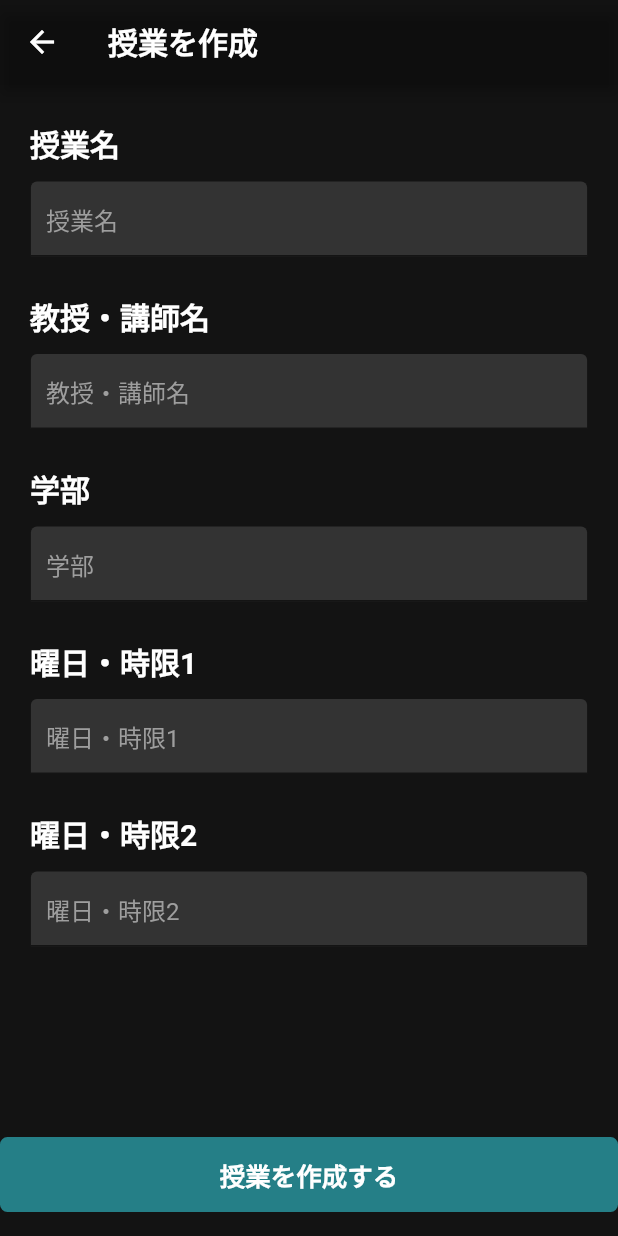
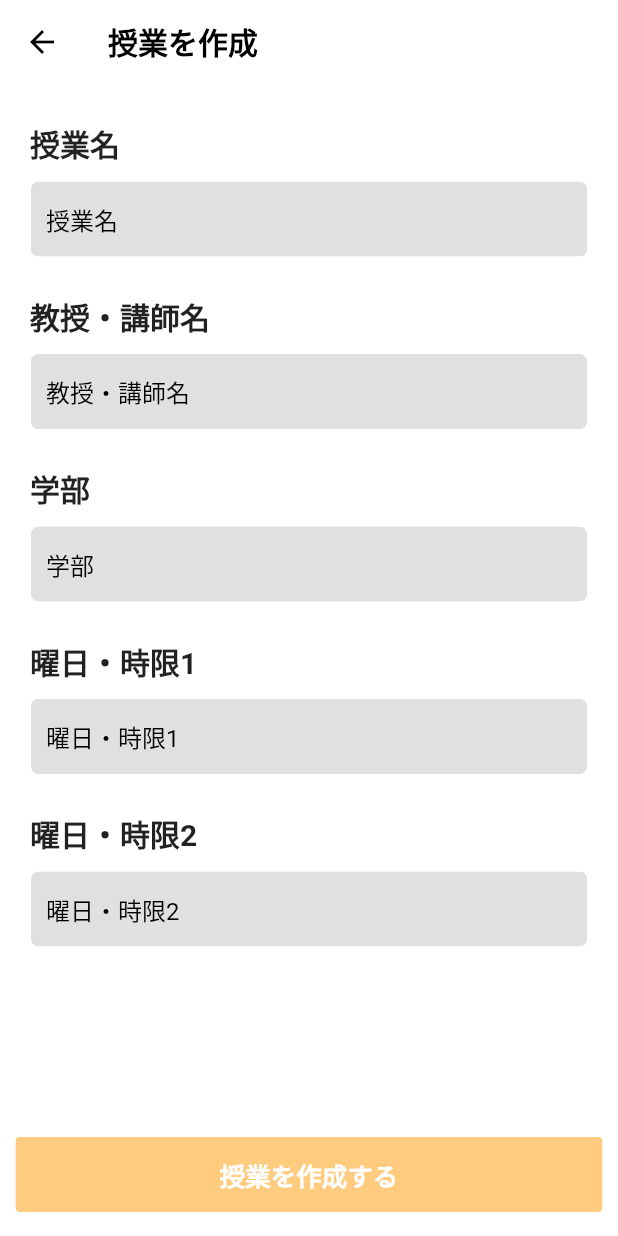
Before and after one commit to SeyaKen/JugyouRogu, a Flutter app: the MainPage screen opened directly, after a tap on the "add" icon, on a phone screen of 412 x 824 dp. Run offline on Flutter 3.47's test engine with Material 2 defaults, Android fonts, the phone set to English and light mode, and no system bars; our stand-ins replace cloud_firestore, firebase_auth, firebase_core, firebase_storage, font_awesome_flutter, google_mobile_ads and 3 more; accounts and stored records are empty; network calls fail.

Commit message:
first commit dehanaiyo

```diff
--- a/lib/ AddClass/add_class.dart
+++ b/lib/ AddClass/add_class.dart
@@ -34,18 +34,19 @@ class _AddClassState extends State<AddClass> {
   @override
   Widget build(BuildContext context) {
     return Scaffold(
-      backgroundColor: const Color(0xff131313),
       resizeToAvoidBottomInset: false,
+      backgroundColor: Colors.white,
       appBar: AppBar(
         iconTheme: const IconThemeData(
-          color: Colors.white,
+          color: Colors.black,
         ),
         title: const Text('授業を作成',
             style: TextStyle(
-              color: Colors.white,
+              color: Colors.black,
               fontWeight: FontWeight.bold,
             )),
-        backgroundColor: Colors.transparent,
+        backgroundColor: Colors.white,
+        elevation: 0,
       ),
       body: SingleChildScrollView(
         child: GestureDetector(
@@ -84,12 +85,14 @@ class _AddClassState extends State<AddClass> {
                               height: 10,
                             ),
                             index == 0 || index == 1 || index == 2
-                                ? SizedBox(
-                                    width:
-                                        MediaQuery.of(context).size.width * 0.9,
+                                ? ClipRRect(
+                                    borderRadius: BorderRadius.circular(5.0),
+                                    child: SizedBox(
+                                      width: MediaQuery.of(context).size.width *
+                                          0.9,
                                       child: TextFormField(
-                                      style:
-                                          const TextStyle(color: Colors.white),
+                                        style: const TextStyle(
+                                            color: Colors.black),
                                         validator: (val) => val!.isEmpty
                                             ? '正確に${title_value[index]}を入力してください。'
                                             : null,
@@ -101,25 +104,30 @@ class _AddClassState extends State<AddClass> {
                                                   : ClassName2 = val);
                                         },
                                         decoration: InputDecoration(
-                                        fillColor: const Color(0xff333333),
+                                          border: InputBorder.none,
+                                          fillColor: Colors.grey[300],
                                           filled: true,
                                           hintText: title_list[index],
-                                        hintStyle:
-                                            const TextStyle(color: Colors.grey),
+                                          hintStyle: const TextStyle(
+                                              color: Colors.black),
                                           contentPadding:
                                               const EdgeInsets.symmetric(
                                                   horizontal: 10, vertical: 13),
-                                        focusedBorder: const OutlineInputBorder(
+                                          focusedBorder:
+                                              const OutlineInputBorder(
                                             borderSide: BorderSide(
                                               color: Colors.transparent,
                                             ),
                                           ),
                                         ),
                                       ),
+                                    ),
                                   )
-                                : SizedBox(
-                                    width:
-                                        MediaQuery.of(context).size.width * 0.9,
+                                : ClipRRect(
+                                    borderRadius: BorderRadius.circular(5.0),
+                                    child: SizedBox(
+                                      width: MediaQuery.of(context).size.width *
+                                          0.9,
                                       child: TextFormField(
                                         controller: index == 3 ? txt0 : txt1,
                                         onTap: () {
@@ -156,44 +164,40 @@ class _AddClassState extends State<AddClass> {
                                           );
                                         },
                                         readOnly: true,
-                                      style:
-                                          const TextStyle(color: Colors.white),
+                                        style: const TextStyle(
+                                            color: Colors.black),
                                         validator: (val) => val!.isEmpty
                                             ? '正確に${title_value[index]}を入力してください。'
                                             : null,
                                         decoration: InputDecoration(
-                                        fillColor: const Color(0xff333333),
+                                          fillColor: Colors.grey[300],
                                           filled: true,
                                           hintText: title_list[index],
-                                        hintStyle:
-                                            const TextStyle(color: Colors.grey),
+                                          hintStyle: const TextStyle(
+                                              color: Colors.black),
                                           contentPadding:
                                               const EdgeInsets.symmetric(
                                                   horizontal: 10, vertical: 13),
-                                        focusedBorder: const OutlineInputBorder(
-                                          borderSide: BorderSide(
-                                            color: Colors.transparent,
+                                          border: InputBorder.none,
                                         ),
                                       ),
-                                      ),
-                                    ),
-                                  )
+                                    ))
                           ]);
                     }),
               )),
         ),
       ),
       floatingActionButton: ClipRRect(
-        borderRadius: BorderRadius.circular(5),
+        borderRadius: BorderRadius.circular(3),
         child: Container(
           color: ClassName0 != null
-              ? const Color(0XFF37EBFA)
-              : const Color(0XFF37EBFA).withOpacity(0.5),
-          width: MediaQuery.of(context).size.width,
+              ? Colors.orange
+              : Colors.orange.withOpacity(0.5),
+          width: MediaQuery.of(context).size.width * 0.95,
           height: 50,
           child: InkWell(
               onTap: () {
-                if(ClassName0 != null) {
+                if (ClassName0 != null) {
                   FirebaseFirestore.instance.collection('classes').doc().set({
                     '授業名': ClassName0 ?? '',
                     '学部': ClassName1 ?? '',
@@ -219,6 +223,7 @@ class _AddClassState extends State<AddClass> {
                       style: TextStyle(
                         fontWeight: FontWeight.bold,
                         fontSize: 17,
+                        color: Colors.white,
                       )))),
         ),
       ),
--- a/lib/Home/home_page.dart
+++ b/lib/Home/home_page.dart
@@ -79,7 +79,7 @@ class _HomePageState extends State<HomePage> {
   @override
   Widget build(BuildContext context) {
     return Scaffold(
-      backgroundColor: const Color(0xff131313),
+      backgroundColor: const Color(0xffffffff),
       appBar: AppBar(
           automaticallyImplyLeading: false,
           backgroundColor: Colors.transparent,
@@ -90,9 +90,9 @@ class _HomePageState extends State<HomePage> {
             height: MediaQuery.of(context).size.width * 0.1,
             width: MediaQuery.of(context).size.width * 0.95,
             alignment: Alignment.bottomCenter,
-            decoration: const BoxDecoration(
-              borderRadius: BorderRadius.all(Radius.circular(10)),
-              color: Color(0xff333333),
+            decoration: BoxDecoration(
+              borderRadius: const BorderRadius.all(Radius.circular(10)),
+              color: Colors.grey[300],
             ),
             child: TextField(
                 onChanged: (text) async {
@@ -114,13 +114,13 @@ class _HomePageState extends State<HomePage> {
                 textAlignVertical: TextAlignVertical.center,
                 style: const TextStyle(
                   fontSize: 19,
-                  color: Colors.white,
+                  color: Colors.black,
                 ),
                 decoration: const InputDecoration(
                     prefixIcon: Icon(
                       Icons.search,
                       size: 19,
-                      color: Colors.grey,
+                      color: Colors.black,
                     ),
                     isDense: true,
                     border: InputBorder.none,
@@ -128,7 +128,7 @@ class _HomePageState extends State<HomePage> {
                     hintStyle: TextStyle(
                       fontWeight: FontWeight.w500,
                       fontSize: 19,
-                      color: Colors.grey,
+                      color: Colors.black,
                     ))),
           )),
       body: Column(
@@ -156,8 +156,7 @@ class _HomePageState extends State<HomePage> {
                                 context,
                                 PageRouteBuilder(
                                   pageBuilder: (_, __, ___) => HomeDetail(
-                                          articleId:
-                                              snapshot.data!.docs[index].id,
+                                    articleId: snapshot.data!.docs[index].id,
                                   ),
                                   transitionDuration:
                                       const Duration(seconds: 0),
@@ -169,7 +168,8 @@ class _HomePageState extends State<HomePage> {
                                   horizontal: 13, vertical: 15),
                               decoration: const BoxDecoration(
                                   border: Border(
-                                top: BorderSide(width: 0.5, color: Colors.white),
+                                top:
+                                    BorderSide(width: 0.5, color: Colors.black),
                               )),
                               child: Column(children: [
                                 Row(
@@ -185,8 +185,7 @@ class _HomePageState extends State<HomePage> {
                                 Row(
                                   children: [
                                     snapshot.data!.docs[index]['学部'] != ''
-                                    ?
-                                    Text(snapshot.data!.docs[index]['学部'],
+                                        ? Text(snapshot.data!.docs[index]['学部'],
                                             style: const TextStyle(
                                               fontSize: 15,
                                               fontWeight: FontWeight.bold,
@@ -216,27 +215,27 @@ class _HomePageState extends State<HomePage> {
                                           children: const [
                                             Icon(
                                               Icons.star_outline,
-                                              color: Color(0XFF37EBFA),
+                                              color: Colors.orange,
                                               size: 20,
                                             ),
                                             Icon(
                                               Icons.star_outline,
-                                              color: Color(0XFF37EBFA),
+                                              color: Colors.orange,
                                               size: 20,
                                             ),
                                             Icon(
                                               Icons.star_outline,
-                                              color: Color(0XFF37EBFA),
+                                              color: Colors.orange,
                                               size: 20,
                                             ),
                                             Icon(
                                               Icons.star_outline,
-                                              color: Color(0XFF37EBFA),
+                                              color: Colors.orange,
                                               size: 20,
                                             ),
                                             Icon(
                                               Icons.star_outline,
-                                              color: Color(0XFF37EBFA),
+                                              color: Colors.orange,
                                               size: 20,
                                             ),
                                           ],
@@ -255,27 +254,27 @@ class _HomePageState extends State<HomePage> {
                                           children: const [
                                             Icon(
                                               Icons.star_outline,
-                                              color: Color(0XFF37EBFA),
+                                              color: Colors.orange,
                                               size: 20,
                                             ),
                                             Icon(
                                               Icons.star_outline,
-                                              color: Color(0XFF37EBFA),
+                                              color: Colors.orange,
                                               size: 20,
                                             ),
                                             Icon(
                                               Icons.star_outline,
-                                              color: Color(0XFF37EBFA),
+                                              color: Colors.orange,
                                               size: 20,
                                             ),
                                             Icon(
                                               Icons.star_outline,
-                                              color: Color(0XFF37EBFA),
+                                              color: Colors.orange,
                                               size: 20,
                                             ),
                                             Icon(
                                               Icons.star_outline,
-                                              color: Color(0XFF37EBFA),
+                                              color: Colors.orange,
                                               size: 20,
                                             ),
                                           ],
@@ -292,14 +291,11 @@ class _HomePageState extends State<HomePage> {
               }),
         ],
       ),
-      floatingActionButton: ClipRRect(
-        borderRadius: BorderRadius.circular(1000),
-        child: Container(
-          color: Colors.white,
+      floatingActionButton: SizedBox(
         width: 65,
         height: 65,
-          child: InkWell(
-            onTap: () {
+        child: FloatingActionButton(
+          onPressed: () {
             Navigator.push(
                 context,
                 PageRouteBuilder(
@@ -307,10 +303,17 @@ class _HomePageState extends State<HomePage> {
                   transitionDuration: const Duration(seconds: 0),
                 ));
           },
+          child: ClipRRect(
+            borderRadius: BorderRadius.circular(1000),
+            child: Container(
+              color: Colors.orange,
+              width: 65,
+              height: 65,
               child: const Icon(
                 Icons.add_rounded,
-              size: 45,
-              color: Colors.black,
+                size: 50,
+                color: Colors.white,
+              ),
             ),
           ),
         ),
--- a/lib/Profile/profile.dart
+++ b/lib/Profile/profile.dart
@@ -50,10 +50,10 @@ class _ProfilePageState extends State<ProfilePage> {
         builder: (context, snapshot) {
           return snapshot.hasData
               ? Scaffold(
-                backgroundColor: const Color(0xff131313),
+                  backgroundColor: const Color(0xffffffff),
                   key: _scaffoldKey,
                   endDrawer: Drawer(
-                    backgroundColor: const Color(0xff131313),
+                      backgroundColor: const Color(0xffffffff),
                       child: ListView(
                         children: [
                           InkWell(
@@ -61,7 +61,6 @@ class _ProfilePageState extends State<ProfilePage> {
                               AuthMethods().signOut(context);
                             },
                             child: Container(
-
                               decoration: const BoxDecoration(
                                 border: Border(
                                   bottom: BorderSide(
@@ -73,7 +72,7 @@ class _ProfilePageState extends State<ProfilePage> {
                               child: const ListTile(
                                 leading: Icon(
                                   Icons.logout,
-                              color: Colors.white,
+                                  color: Colors.black,
                                 ),
                                 title: Text('ログアウト',
                                     style: TextStyle(
@@ -88,8 +87,10 @@ class _ProfilePageState extends State<ProfilePage> {
                               Navigator.push(
                                   context,
                                   PageRouteBuilder(
-                                pageBuilder: (_, __, ___) => PasswordReset(),
-                                transitionDuration: const Duration(seconds: 0),
+                                    pageBuilder: (_, __, ___) =>
+                                        PasswordReset(),
+                                    transitionDuration:
+                                        const Duration(seconds: 0),
                                   ));
                             },
                             child: Container(
@@ -104,7 +105,7 @@ class _ProfilePageState extends State<ProfilePage> {
                               child: const ListTile(
                                 leading: Icon(
                                   Icons.lock_outline_rounded,
-                              color: Colors.white,
+                                  color: Colors.black,
                                 ),
                                 title: Text('パスワード',
                                     style: TextStyle(
@@ -118,12 +119,19 @@ class _ProfilePageState extends State<ProfilePage> {
                       )),
                   appBar: AppBar(
                     iconTheme: const IconThemeData(
-                      color: Colors.white,
+                      color: Colors.black,
                       size: 40,
                     ),
                     automaticallyImplyLeading: false,
                     backgroundColor: Colors.transparent,
                     elevation: 0,
+                    title: const Text(
+                      'プロフィール',
+                      style: TextStyle(
+                        color: Colors.black,
+                        fontWeight: FontWeight.bold,
+                      ),
+                    ),
                   ),
                   resizeToAvoidBottomInset: false,
                   body: Column(
@@ -142,7 +150,7 @@ class _ProfilePageState extends State<ProfilePage> {
                             ),
                           ),
                         ),
-                         const  SizedBox(height: 20),
+                        const SizedBox(height: 20),
                         Row(
                           mainAxisAlignment: MainAxisAlignment.center,
                           children: [
@@ -161,7 +169,8 @@ class _ProfilePageState extends State<ProfilePage> {
                           children: [
                             SizedBox(
                                 width: MediaQuery.of(context).size.width,
-                            height: MediaQuery.of(context).size.height * 0.02),
+                                height:
+                                    MediaQuery.of(context).size.height * 0.02),
                             SizedBox(
                               width: MediaQuery.of(context).size.width * 0.9,
                               child: Text(
@@ -178,20 +187,21 @@ class _ProfilePageState extends State<ProfilePage> {
                         const SizedBox(height: 20),
                         Column(
                           children: [
-                        Container(
+                            ClipRRect(
+                          borderRadius: BorderRadius.circular(3.0),
+                              child: Container(
                                 width: MediaQuery.of(context).size.width * 0.9,
                                 height: 40,
-                          decoration: BoxDecoration(
-                            border: Border.all(color: const Color(0xffdbdbdb)),
-                            borderRadius: BorderRadius.circular(4),
-                          ),
+                                color: Colors.blue,
                                 child: TextButton(
                                     onPressed: () {
                                       Navigator.push(
                                           context,
                                           PageRouteBuilder(
-                                      pageBuilder: (_, __, ___) => EditProfile(
-                                          name: snapshot.data!.docs[0]['name'],
+                                            pageBuilder: (_, __, ___) =>
+                                                EditProfile(
+                                                    name: snapshot.data!.docs[0]
+                                                        ['name'],
                                                     ex: snapshot.data!.docs[0]
                                                         ['selfIntroduction']),
                                             transitionDuration:
@@ -211,6 +221,7 @@ class _ProfilePageState extends State<ProfilePage> {
                                       ],
                                     )),
                               ),
+                            ),
                           ],
                         )
                       ]))
--- a/lib/main_page.dart
+++ b/lib/main_page.dart
@@ -42,8 +42,8 @@ class _MainPageState extends State<MainPage> {
           },
           currentIndex: currenttab,
           type: BottomNavigationBarType.fixed,
-          selectedItemColor: Colors.white,
-          backgroundColor: const Color(0xff131313),
+          selectedItemColor: Colors.black,
+          backgroundColor: Color(0xffffffff),
           unselectedItemColor: Colors.grey,
           items: const <BottomNavigationBarItem>[
             BottomNavigationBarItem(
```
Also changed, not shown: lib/ Reviews/add_reviews.dart (+38 -31 lines), lib/Home/home_detail.dart (+19 -23 lines), lib/MailSignIn/mailRegister.dart (+32 -23 lines), lib/MailSignIn/mailSignIn.dart (+29 -29 lines), lib/Profile/edit_profile.dart (+8 -10 lines), lib/Profile/password_reset.dart (+7 -7 lines), lib/SelectLogin/privacy_policy.dart (+5 -7 lines), lib/SelectLogin/riyoukiyaku.dart (+3 -6 lines), lib/SelectLogin/select_login_screen.dart (+10 -10 lines), lib/SplashScreen/splash_screen.dart (+4 -5 lines), lib/main.dart (+2 -13 lines), assets/icon.png, 20 other files. Lines whose indentation alone changed are shown as unchanged.
